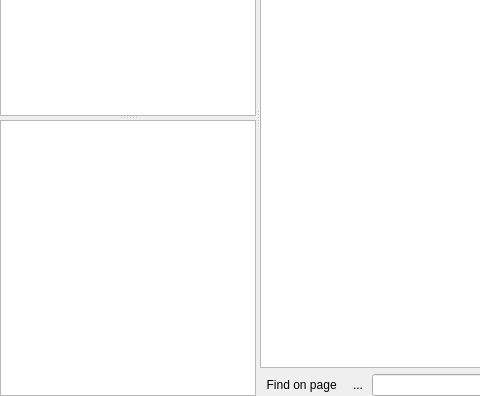
Before: the Qt Designer form src/laybasic/laybasic/BrowserPanel.ui in KLayout/klayout, drawn with Qt 5; both pictures show x 0 to 480 and y 184 to 580 of the 826 by 580 pixel window.
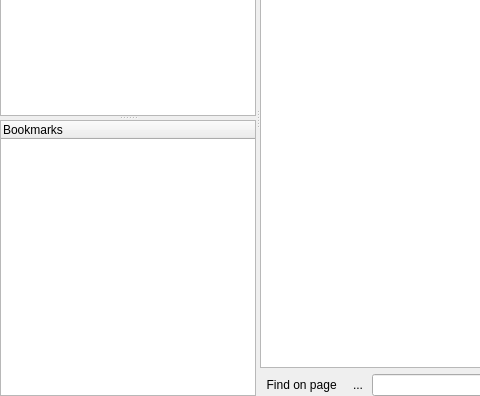
After: the same form once the commit is applied. Icons and pictures are not drawn. Custom widgets are drawn as their Qt base class.

Commit message: WIP: some updates, specifically: width of help browser does not change when the window is resized -> good for bookmarks, history ...

Diff of the .ui file:
```diff
--- a/src/laybasic/laybasic/BrowserPanel.ui
+++ b/src/laybasic/laybasic/BrowserPanel.ui
@@ -159,7 +159,16 @@
               </property>
              </column>
             </widget>
-            <widget class="QTreeView" name="browser_bookmark_view"/>
+            <widget class="QTreeWidget" name="browser_bookmark_view">
+             <property name="rootIsDecorated">
+              <bool>false</bool>
+             </property>
+             <column>
+              <property name="text">
+               <string>Bookmarks</string>
+              </property>
+             </column>
+            </widget>
            </widget>
           </item>
          </layout>
```
Left out of the diff: 8 changed lines with no effect on the pictures. The commit also changes 2 other files.
